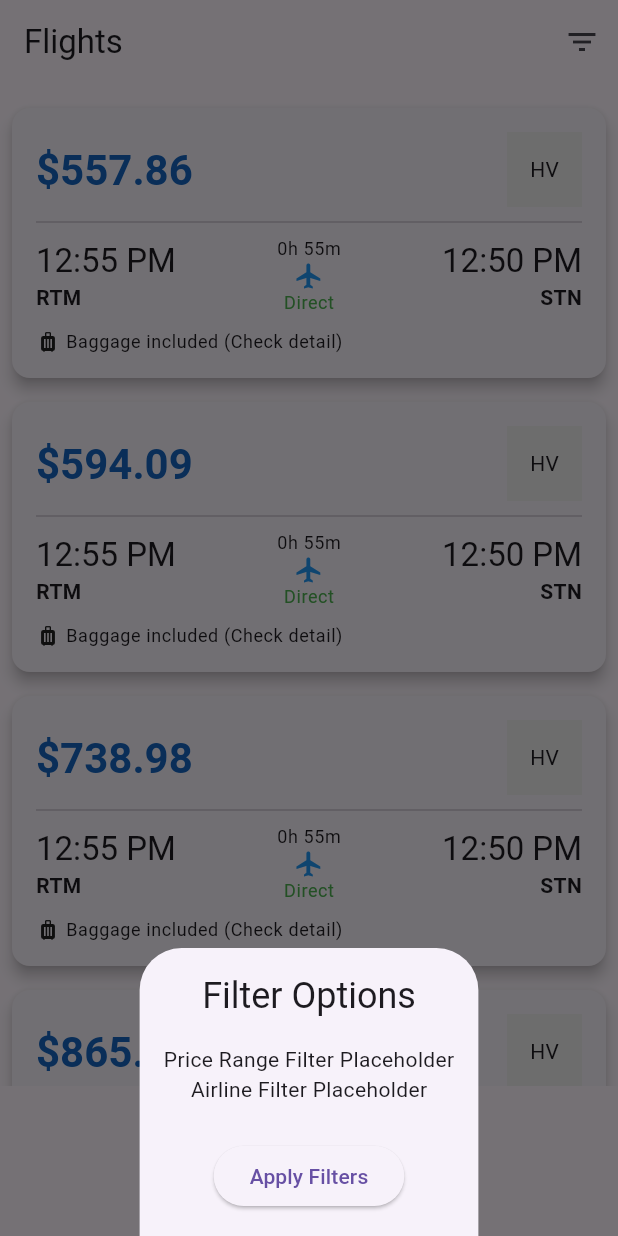
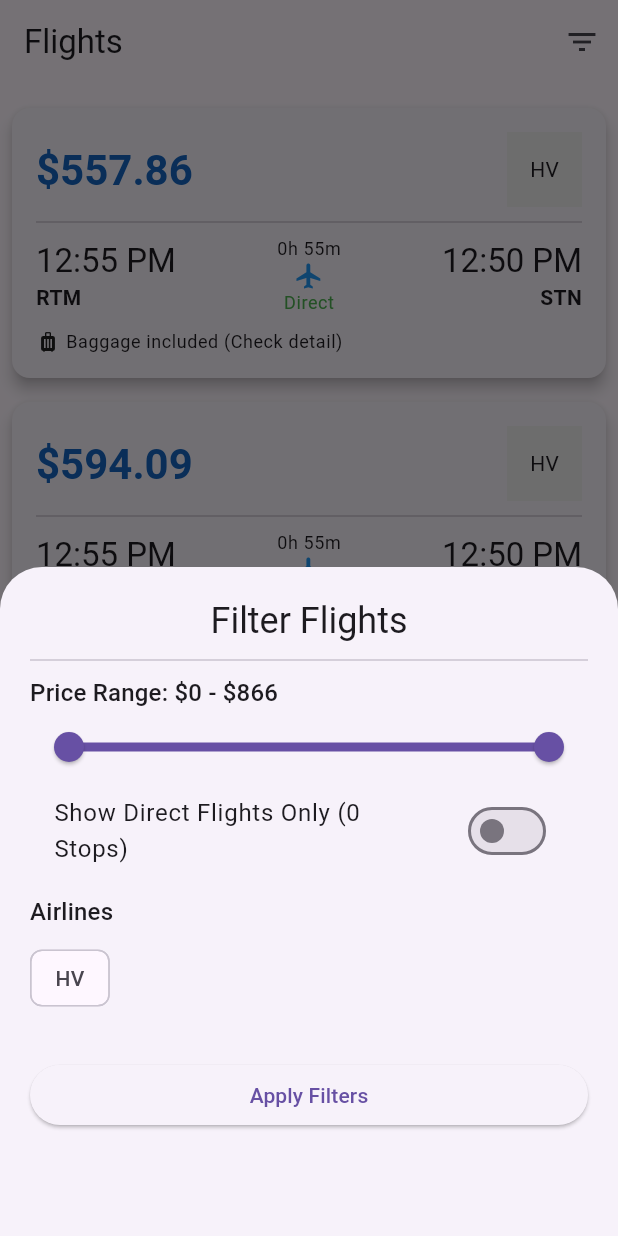
Before and after one commit to JoshuaNgugi/tourlast_assessment, a Flutter app: the screen it shows after launch, after a tap on the "filter list" icon, on a phone screen of 412 x 824 dp. Run offline on Flutter 3.47's test engine with Material 3 defaults, Android fonts, the phone set to English and light mode, and no system bars.

Commit message:
Add filter functionality

```diff
--- a/lib/screens/flight_list_screen.dart
+++ b/lib/screens/flight_list_screen.dart
@@ -1,3 +1,5 @@
+import 'dart:math';
+
 import 'package:flutter/material.dart';
 import 'package:tourlast_assessment/models/flight_itinerary.dart';
 import 'package:tourlast_assessment/services/data_service.dart';
@@ -14,8 +16,15 @@ class FlightListScreen extends StatefulWidget {
 
 class _FlightListScreenState extends State<FlightListScreen> {
   final DataService _dataService = DataService();
-  List<FlightItinerary> _flights = [];
+  List<FlightItinerary> _displayedFlights = [];
+  List<FlightItinerary> _allFlightsCache = [];
   bool _isLoading = true;
+
+  // Filter State Variables
+  Set<String> _selectedAirlines = {};
+  RangeValues _priceRange = const RangeValues(0.0, 1000.0);
+  bool _showDirectOnly = false;
+  double _absoluteMaxPrice = 0.0;
 
   @override
   void initState() {
@@ -26,45 +35,72 @@ class _FlightListScreenState extends State<FlightListScreen> {
   Future<void> _loadFlights() async {
     await _dataService.loadData();
     setState(() {
-      _flights = _dataService.allFlights;
+      _allFlightsCache = _dataService.allFlights;
+      _displayedFlights = _allFlightsCache;
+
+      // Initialize price range based on actual data
+      _absoluteMaxPrice = _allFlightsCache
+          .map((f) => f.totalFareAmount)
+          .reduce(max)
+          .ceilToDouble();
+
+      _priceRange = RangeValues(0.0, _absoluteMaxPrice);
+
       _isLoading = false;
     });
   }
 
   void _applyFilters() {
-    // TODO: implement filtering logic
-    ScaffoldMessenger.of(
-      context,
-    ).showSnackBar(const SnackBar(content: Text('Filtering logic executed.')));
+    List<FlightItinerary> results = _allFlightsCache;
+
+    // Apply Airline Filter
+    if (_selectedAirlines.isNotEmpty) {
+      results = results.where((flight) {
+        return _selectedAirlines.contains(flight.validatingAirlineCode);
+      }).toList();
+    }
+
+    // Apply Price Range Filter
+    results = results.where((flight) {
+      final price = flight.totalFareAmount;
+      return price >= _priceRange.start && price <= _priceRange.end;
+    }).toList();
+
+    // Apply Direct Flight Filter i.e., Stops
+    if (_showDirectOnly) {
+      results = results.where((flight) {
+        return flight.totalStops == 0;
+      }).toList();
+    }
+
+    // Update the display list
+    setState(() {
+      _displayedFlights = results;
+    });
   }
 
   void _showFilterSheet() {
+    final List<String> availableAirlines = _dataService.getUniqueAirlines();
+
     showModalBottomSheet(
       context: context,
       isScrollControlled: true,
       builder: (context) {
-        return Padding(
-          padding: const EdgeInsets.all(16.0),
-          child: Column(
-            mainAxisSize: MainAxisSize.min,
-            children: [
-              Text(
-                'Filter Options',
-                style: Theme.of(context).textTheme.headlineSmall,
-              ),
-              const SizedBox(height: 16),
-              const Text('Price Range Filter Placeholder'),
-              const Text('Airline Filter Placeholder'),
-              const SizedBox(height: 24),
-              ElevatedButton(
-                onPressed: () {
-                  Navigator.pop(context);
-                  _applyFilters();
-                },
-                child: const Text('Apply Filters'),
-              ),
-            ],
-          ),
+        return _FilterBottomSheet(
+          initialAirlines: _selectedAirlines,
+          initialPriceRange: _priceRange,
+          initialDirectOnly: _showDirectOnly,
+          availableAirlines: availableAirlines,
+          maxPrice: _absoluteMaxPrice,
+
+          onApply: (newAirlines, newPriceRange, newDirectOnly) {
+            setState(() {
+              _selectedAirlines = newAirlines;
+              _priceRange = newPriceRange;
+              _showDirectOnly = newDirectOnly;
+            });
+            _applyFilters();
+          },
         );
       },
     );
@@ -85,16 +121,16 @@ class _FlightListScreenState extends State<FlightListScreen> {
       ),
       body: _isLoading
           ? const Center(child: CircularProgressIndicator())
-          : _flights.isEmpty
+          : _displayedFlights.isEmpty
           ? const Center(child: Text('No flights found.'))
           : Column(
               children: [
                 Expanded(
                   child: ListView.builder(
                     padding: const EdgeInsets.all(8.0),
-                    itemCount: _flights.length,
+                    itemCount: _displayedFlights.length,
                     itemBuilder: (context, index) {
-                      final flight = _flights[index];
+                      final flight = _displayedFlights[index];
                       return FlightCard(flight: flight);
                     },
                   ),
@@ -105,3 +141,134 @@ class _FlightListScreenState extends State<FlightListScreen> {
     );
   }
 }
+
+class _FilterBottomSheet extends StatefulWidget {
+  final Set<String> initialAirlines;
+  final RangeValues initialPriceRange;
+  final bool initialDirectOnly;
+  final List<String> availableAirlines;
+  final double maxPrice;
+  final Function(Set<String>, RangeValues, bool) onApply;
+
+  const _FilterBottomSheet({
+    required this.initialAirlines,
+    required this.initialPriceRange,
+    required this.initialDirectOnly,
+    required this.availableAirlines,
+    required this.maxPrice,
+    required this.onApply,
+  });
+
+  @override
+  State<_FilterBottomSheet> createState() => _FilterBottomSheetState();
+}
+
+class _FilterBottomSheetState extends State<_FilterBottomSheet> {
+  late Set<String> currentAirlines;
+  late RangeValues currentPriceRange;
+  late bool currentDirectOnly;
+
+  @override
+  void initState() {
+    super.initState();
+    currentAirlines = Set.from(widget.initialAirlines);
+    currentPriceRange = widget.initialPriceRange;
+    currentDirectOnly = widget.initialDirectOnly;
+  }
+
+  @override
+  Widget build(BuildContext context) {
+    return SingleChildScrollView(
+      child: Padding(
+        padding: const EdgeInsets.all(20.0),
+        child: Column(
+          crossAxisAlignment: CrossAxisAlignment.start,
+          mainAxisSize: MainAxisSize.min,
+          children: [
+            Center(
+              child: Text(
+                'Filter Flights',
+                style: Theme.of(context).textTheme.headlineSmall,
+              ),
+            ),
+            const Divider(height: 20),
+            // Price Filter
+            Text(
+              'Price Range: \$${currentPriceRange.start.round()} - \$${currentPriceRange.end.round()}',
+              style: Theme.of(context).textTheme.titleMedium,
+            ),
+            RangeSlider(
+              values: currentPriceRange,
+              min: 0,
+              max: widget.maxPrice,
+              divisions: (widget.maxPrice / 10).round(),
+              labels: RangeLabels(
+                '\$${currentPriceRange.start.round()}',
+                '\$${currentPriceRange.end.round()}',
+              ),
+              onChanged: (RangeValues newValues) {
+                setState(() {
+                  currentPriceRange = newValues;
+                });
+              },
+            ),
+            // Show Direct Flights Only Filter
+            SwitchListTile(
+              title: const Text('Show Direct Flights Only (0 Stops)'),
+              value: currentDirectOnly,
+              onChanged: (bool newValue) {
+                setState(() {
+                  currentDirectOnly = newValue;
+                });
+              },
+            ),
+            // Airline Filter
+            const SizedBox(height: 10),
+            Text('Airlines', style: Theme.of(context).textTheme.titleMedium),
+            const SizedBox(height: 8),
+            Wrap(
+              spacing: 8.0,
+              children: widget.availableAirlines.map((airlineCode) {
+                return FilterChip(
+                  label: Text(airlineCode),
+                  selected: currentAirlines.contains(airlineCode),
+                  onSelected: (bool selected) {
+                    setState(() {
+                      if (selected) {
+                        currentAirlines.add(airlineCode);
+                      } else {
+                        currentAirlines.remove(airlineCode);
+                      }
+                    });
+                  },
+                );
+              }).toList(),
+            ),
+            const SizedBox(height: 30),
+            // Apply Button
+            SizedBox(
+              width: double.infinity,
+              child: ElevatedButton(
+                onPressed: () {
+                  widget.onApply(
+                    currentAirlines,
+                    currentPriceRange,
+                    currentDirectOnly,
+                  );
+                  Navigator.pop(context);
+                },
+                child: const Text('Apply Filters'),
+              ),
+            ),
+            Padding(
+              padding: EdgeInsets.only(
+                bottom: MediaQuery.of(context).viewInsets.bottom,
+              ),
+            ),
+            const SizedBox(height: 50),
+          ],
+        ),
+      ),
+    );
+  }
+}
--- a/lib/services/data_service.dart
+++ b/lib/services/data_service.dart
@@ -20,4 +20,8 @@ class DataService {
         .map((item) => FlightItinerary.fromJson(item["FareItinerary"]))
         .toList();
   }
+
+  List<String> getUniqueAirlines() {
+    return _allFlights.map((f) => f.validatingAirlineCode).toSet().toList();
+  }
 }
```
